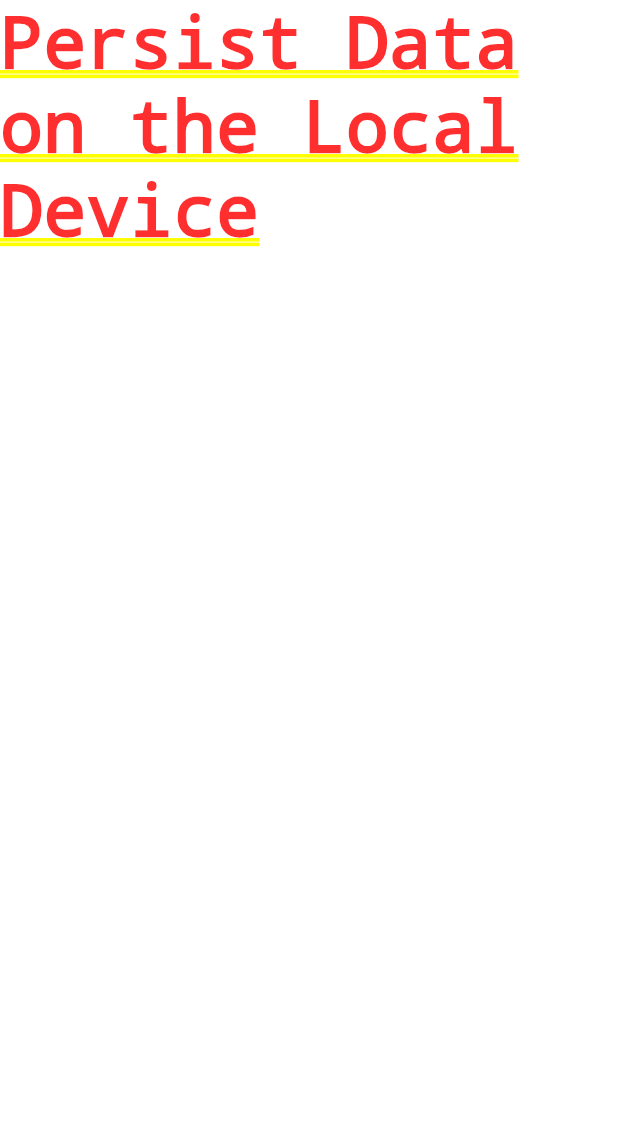
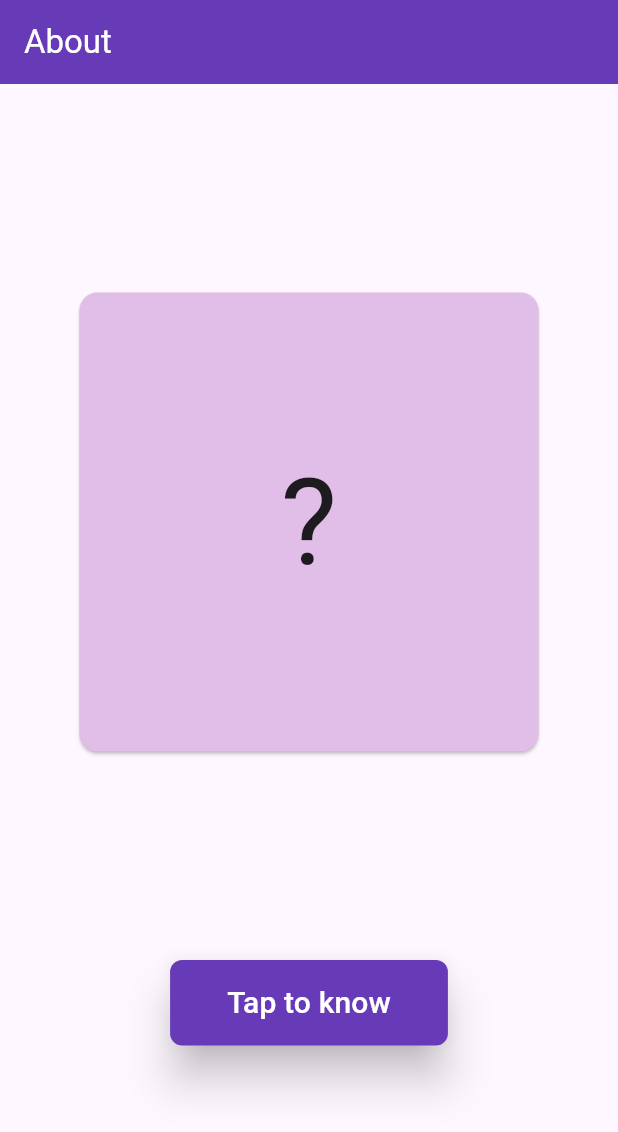
Before and after one commit to Dhannesh/app_persist, a Flutter app: the screen it shows after launch, on a phone screen of 412 x 824 dp. Shown: the top 1132 px of the screen. Run offline on Flutter 3.47's test engine with Material 3 defaults, Android fonts, the phone set to English and light mode, and no system bars.

Commit message:
add and read about.txt

```diff
--- /dev/null
+++ b/files/about.txt
@@ -0,0 +1 @@
+The file system is a great option if you have unstructured data, maybe data in the form of long form text and you want to preserve this data across app launches. The file system is also a great option if you want to download and store data that you've accessed from the Internet and you want to be able to access this data offline later on sometime. Another reason to potentially use files to store data is that you want to be able to share the file with other users using some kind of sharing services, maybe e-mail or some kind of messenger service. With Flutter, storing files on your local device is very straightforward. Flutter apps can use libraries to access, read, and write data stored on your device's disk. Your mobile device has a file system, and there are certain locations in that file system that your app can write to.
--- a/lib/main.dart
+++ b/lib/main.dart
@@ -1,4 +1,6 @@
 import 'package:flutter/material.dart';
+import 'package:flutter/services.dart' show rootBundle;
+import 'dart:async';
 
 void main() {
   runApp(const MyApp());
@@ -11,12 +13,78 @@ class MyApp extends StatelessWidget {
   @override
   Widget build(BuildContext context) {
     return MaterialApp(
-      title: 'Flutter Demo',
+      title: 'Insta Store',
       theme: ThemeData(
-        colorScheme: ColorScheme.fromSeed(seedColor: Colors.deepPurple),
-        useMaterial3: true,
+        primarySwatch: Colors.purple
       ),
-      home: const Text('Persist Data on the Local Device'),
+      home: AboutPage(),
     );
   }
 }
+
+class AboutPage extends StatefulWidget {
+  const AboutPage({super.key});
+
+  @override
+  State<AboutPage> createState() => _AboutPageState();
+}
+
+class _AboutPageState extends State<AboutPage> {
+  String? _data;
+  Future<void> _loadData() async {
+    final loadData = await rootBundle.loadString('files/about.txt');
+    setState(() {
+      _data = loadData;
+    });
+  }
+  @override
+  Widget build(BuildContext context) {
+    return Scaffold(
+      appBar: AppBar(
+        title: const Text('About'),
+        backgroundColor: Colors.deepPurple,
+        foregroundColor: Colors.white,
+      ),
+      body: Center(
+        child: Column(
+          mainAxisAlignment: MainAxisAlignment.spaceEvenly,
+          children: [
+            SizedBox(
+              width: 330,
+              height: 330,
+              child: Padding(
+                  padding: EdgeInsets.all(8.0),
+                child: Card(
+                  color: Colors.purple[100],
+                  child: Padding(
+                      padding: EdgeInsets.all(10.0),
+                    child: Center(
+                      child: _data == null ? const Text('?', textAlign: TextAlign.center, style: TextStyle(fontSize: 80)):
+                          Text(_data!, textAlign: TextAlign.center,style: TextStyle(fontSize: 20),)
+                    ),
+                  ),
+                ),
+
+              ),
+            ),
+            ElevatedButton(
+              style: ElevatedButton.styleFrom(
+                backgroundColor: Colors.deepPurple,
+                elevation: 12,
+                shape: RoundedRectangleBorder(
+                  borderRadius: BorderRadius.circular(8)
+                )
+              ),
+                onPressed: _loadData,
+                child: Padding(
+                    padding: EdgeInsets.all(14.0),
+                  child: Text('Tap to know',style: TextStyle(fontSize: 20, color: Colors.white),),
+
+                )
+            )
+          ],
+        ),
+      )
+    );
+  }
+}
--- a/pubspec.yaml
+++ b/pubspec.yaml
@@ -58,7 +58,8 @@ flutter:
   uses-material-design: true
 
   # To add assets to your application, add an assets section, like this:
-  # assets:
+  assets:
+    - files/
   #   - images/a_dot_burr.jpeg
   #   - images/a_dot_ham.jpeg
 
```
Also changed, not shown: 1 other file.
